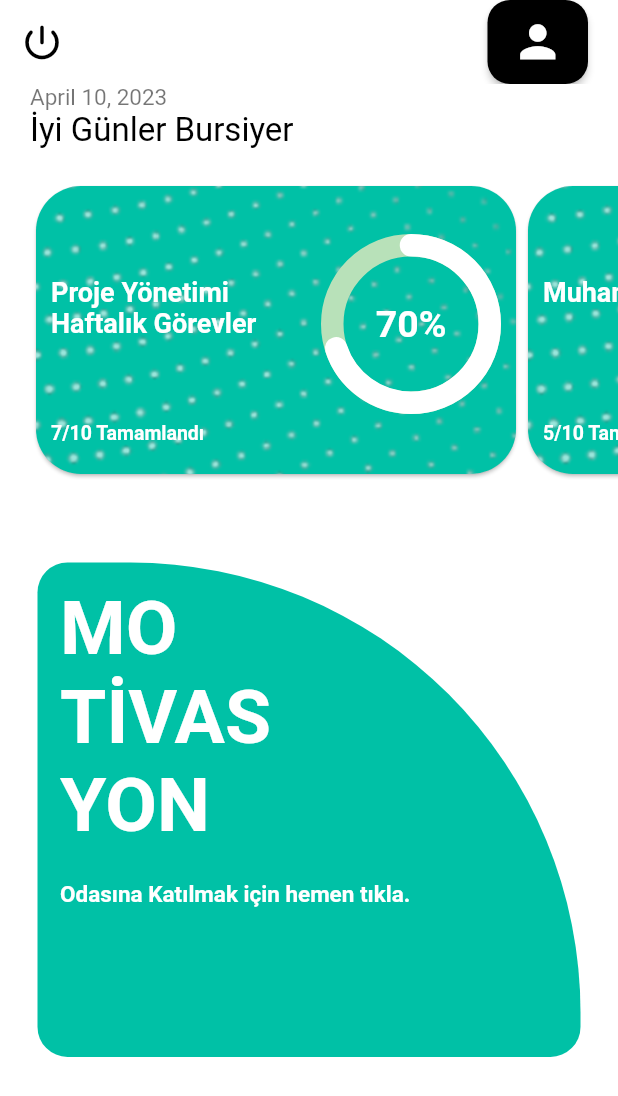
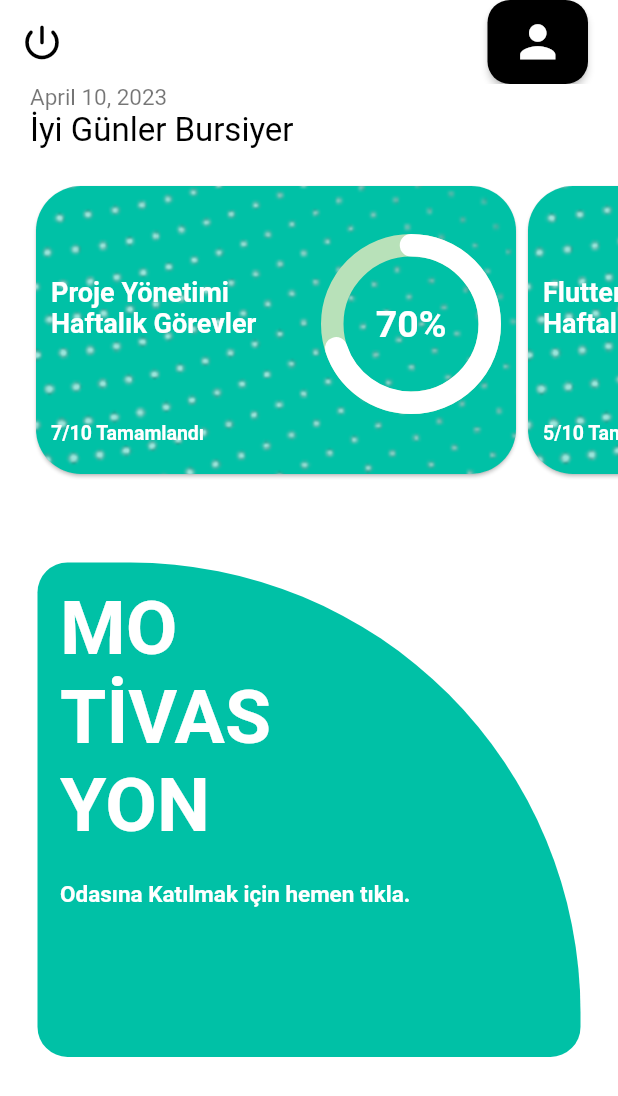
Before and after one commit to Oyun-ve-Uygulama-Akademisi-F18/Flutty, a Flutter app: the Home screen opened directly, on a phone screen of 412 x 824 dp. Shown: the top 1096 px of the screen. Run offline on Flutter 3.47's test engine with Material 2 defaults, Android fonts, the phone set to English and light mode, and no system bars; drawn by our look-alikes of percent_indicator; our stand-ins replace cloud_firestore, firebase_auth, firebase_core, flutter_riverpod, form_field_validator, freezed_annotation and 1 more; accounts and stored records are empty.

Commit message:
Update home.dart

```diff
--- a/lib/pages/nav pages/home.dart
+++ b/lib/pages/nav pages/home.dart
@@ -214,7 +214,11 @@ class HomePageDutiesCard extends StatelessWidget {
 
   @override
   Widget build(BuildContext context) {
-    List title = ["Proje Yönetimi\nHaftalık Görevler", "Muhammed", "Akgül"];
+    List title = [
+      "Proje Yönetimi\nHaftalık Görevler",
+      "Flutter\nHaftalık Görevler",
+      "Unity\nHaftalık Görevler"
+    ];
     List progress = ["70%", "50%", "20%"];
     List percent = [0.7, 0.5, 0.2];
     List completed = [
```
